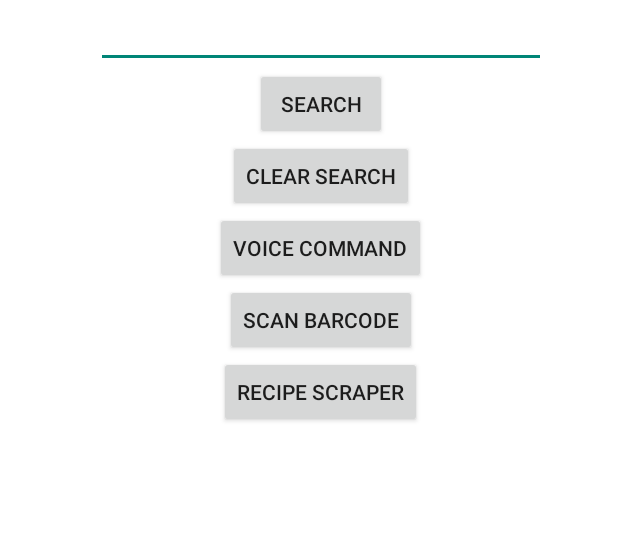
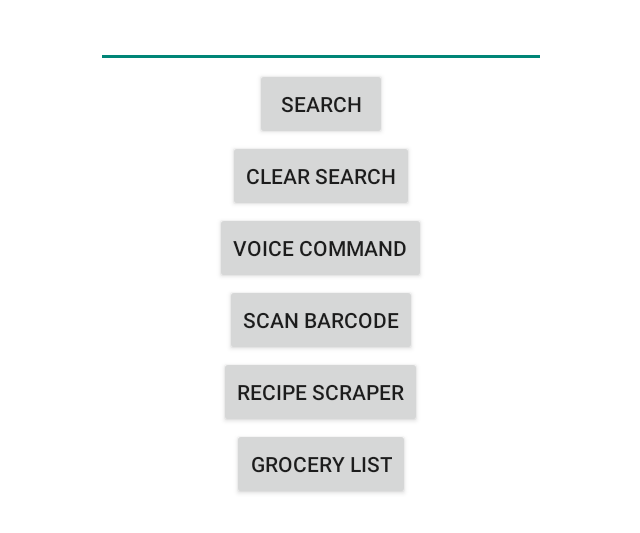
Before and after one commit to JadeByfield89/JumboShrimp, an Android app: the screen it shows after launch (MainActivity), on a phone screen of 824 x 412 dp (held sideways). Shown: the top 533 px of the screen, without its empty margins (297-937 px from the left). Run offline under Robolectric (Android 15) with nearby library versions, the phone set to English and light mode, and no system bars; our stand-ins replace ButterKnife, Volley; libraries missing offline, so code that uses them is left out: com.j256.ormlite; 2 statements that could not run were skipped.

Commit message:
Grocery list persistence working

```diff
--- a/app/src/main/java/com/permoveo/apps/jumboshrimp/activities/MainActivity.java
+++ b/app/src/main/java/com/permoveo/apps/jumboshrimp/activities/MainActivity.java
@@ -7,6 +7,7 @@ import android.util.Log;
 import com.j256.ormlite.dao.Dao;
 import com.permoveo.apps.jumboshrimp.R;
 
+import com.permoveo.apps.jumboshrimp.activities.base.BaseDrawerActivity;
 import com.permoveo.apps.jumboshrimp.database.GroceryDatabaseHelper;
 import com.permoveo.apps.jumboshrimp.fragments.RecipeSearchFragment;
 import com.permoveo.apps.jumboshrimp.fragments.RecipeSearchResultsFragment;
@@ -24,14 +25,14 @@ import com.permoveo.apps.jumboshrimp.web.RecipeScraper;
 /**
  * Created by byfieldj on 4/14/15.
  */
-public class MainActivity extends FragmentActivity implements RecipeSearchFragment.OnRecipesLoadedListener {
+public class MainActivity extends BaseDrawerActivity implements RecipeSearchFragment.OnRecipesLoadedListener {
 
     private RecipeSearchFragment mRecipeSearchFragment;
 
     @Override
     public void onCreate(Bundle savedInstanceState) {
         super.onCreate(savedInstanceState);
-        setContentView(R.layout.activity_main);
+        //setContentView(R.layout.activity_main);
 
 
         mRecipeSearchFragment = new RecipeSearchFragment();
--- /dev/null
+++ b/app/src/main/java/com/permoveo/apps/jumboshrimp/activities/base/BaseDrawerActivity.java
@@ -0,0 +1,19 @@
+package com.permoveo.apps.jumboshrimp.activities.base;
+
+import android.os.Bundle;
+import android.os.PersistableBundle;
+import android.support.v4.app.FragmentActivity;
+
+import com.permoveo.apps.jumboshrimp.R;
+
+/**
+ * Created by byfieldj on 5/14/15.
+ */
+public class BaseDrawerActivity extends FragmentActivity {
+
+    @Override
+    protected void onCreate(Bundle savedInstanceState) {
+        super.onCreate(savedInstanceState);
+        setContentView(R.layout.activity_base);
+    }
+}
--- a/app/src/main/java/com/permoveo/apps/jumboshrimp/database/GroceryDatabaseHelper.java
+++ b/app/src/main/java/com/permoveo/apps/jumboshrimp/database/GroceryDatabaseHelper.java
@@ -30,7 +30,7 @@ public class GroceryDatabaseHelper extends OrmLiteSqliteOpenHelper {
     private static final String DATABASE_NAME = "grocerylist.db";
 
     // any time you make changes to your database objects, you may have to increase the database version
-    private static final int DATABASE_VERSION = 1;
+    private static final int DATABASE_VERSION = 2;
 
     public GroceryDatabaseHelper(Context context) {
         super(context, DATABASE_NAME, null, DATABASE_VERSION);
@@ -57,9 +57,48 @@ public class GroceryDatabaseHelper extends OrmLiteSqliteOpenHelper {
         long millis = System.currentTimeMillis();
         // create some entries in the onCreate
         GroceryItem simple = new GroceryItem("Apple");
+        simple.setQuantity(2);
+        simple.setPrice(2.99);
         dao.create(simple);
+
+
         simple = new GroceryItem("Orange");
+        simple.setQuantity(1);
+        simple.setPrice(1.99);
         dao.create(simple);
+
+
+
+        simple = new GroceryItem("Kiwi");
+        simple.setQuantity(4);
+        simple.setPrice(.99);
+        dao.create(simple);
+
+
+        simple = new GroceryItem("Pineapple");
+        simple.setQuantity(1);
+        simple.setPrice(.94);
+        dao.create(simple);
+
+
+
+        simple = new GroceryItem("Strawberries");
+        simple.setQuantity(4);
+        simple.setPrice(2.99);
+        dao.create(simple);
+
+
+        simple = new GroceryItem("Canteloupe");
+        simple.setQuantity(7);
+        simple.setPrice(5.99);
+        dao.create(simple);
+
+        simple = new GroceryItem("Mango");
+        simple.setQuantity(6);
+        simple.setPrice(3.99);
+        dao.create(simple);
+
+
         Log.i(GroceryDatabaseHelper.class.getName(), "created new entries in onCreate: " + millis);
 
 
--- /dev/null
+++ b/app/src/main/res/layout-land/activity_base.xml
@@ -0,0 +1,30 @@
+<android.support.v4.widget.DrawerLayout xmlns:android="http://schemas.android.com/apk/res/android"
+    xmlns:tools="http://schemas.android.com/tools"
+    android:layout_width="match_parent"
+    android:id="@+id/activity_base"
+    android:background="#fff"
+    android:layout_height="match_parent"
+
+
+    tools:context=".BaseDrawerActivity">
+
+    <!-- The main content view -->
+    <FrameLayout
+        android:id="@+id/content_frame"
+        android:layout_width="match_parent"
+        android:layout_height="match_parent" />
+
+
+    <!-- The navigation drawer -->
+    <ListView
+        android:id="@+id/left_drawer"
+        android:layout_width="240dp"
+        android:layout_height="match_parent"
+        android:layout_gravity="start"
+        android:choiceMode="singleChoice"
+        android:divider="@android:color/transparent"
+        android:dividerHeight="0dp"
+        android:background="#111" />
+
+
+</android.support.v4.widget.DrawerLayout>
--- a/app/src/main/res/layout-land/activity_main.xml
+++ b/app/src/main/res/layout-land/activity_main.xml
@@ -8,23 +8,7 @@
 
     tools:context=".MainActivity">
 
-    <!-- The main content view -->
-    <FrameLayout
-        android:id="@+id/content_frame"
-        android:layout_width="match_parent"
-        android:layout_height="match_parent" />
 
-
-    <!-- The navigation drawer -->
-    <ListView
-        android:id="@+id/left_drawer"
-        android:layout_width="240dp"
-        android:layout_height="match_parent"
-        android:layout_gravity="start"
-        android:choiceMode="singleChoice"
-        android:divider="@android:color/transparent"
-        android:dividerHeight="0dp"
-        android:background="#111" />
 
 
 </android.support.v4.widget.DrawerLayout>
--- a/app/src/main/res/layout-land/fragment_search.xml
+++ b/app/src/main/res/layout-land/fragment_search.xml
@@ -58,7 +58,7 @@
             android:layout_centerHorizontal="true"
             android:layout_width="wrap_content"
             android:layout_height="wrap_content"
-            android:text="@string/scan_barcode"/>
+            android:text="@string/scan_barcode" />
 
         <Button
             android:id="@+id/bRecipeScraper"
@@ -66,7 +66,15 @@
             android:layout_centerHorizontal="true"
             android:layout_width="wrap_content"
             android:layout_height="wrap_content"
-            android:text="@string/recipe_scraper"/>
+            android:text="@string/recipe_scraper" />
+
+        <Button
+            android:id="@+id/bGroceryList"
+            android:layout_below="@id/bRecipeScraper"
+            android:layout_centerHorizontal="true"
+            android:layout_width="wrap_content"
+            android:layout_height="wrap_content"
+            android:text="@string/button_grocery_list" />
 
 
     </RelativeLayout>
--- a/app/src/main/res/values/dimens.xml
+++ b/app/src/main/res/values/dimens.xml
@@ -2,8 +2,12 @@
 <resources>
 
 
-<dimen name="grid_item_recipe_title">18sp</dimen>
+    <dimen name="grid_item_recipe_title">18sp</dimen>
     <!-- Default screen margins, per the Android Design guidelines. -->
     <dimen name="activity_horizontal_margin">16dp</dimen>
     <dimen name="activity_vertical_margin">16dp</dimen>
+
+
+    <!--Grocery List -->
+    <dimen name = "grocery_item_name">18sp</dimen>
 </resources>
--- a/app/src/main/res/values/strings.xml
+++ b/app/src/main/res/values/strings.xml
@@ -1,12 +1,9 @@
 <resources>
     <string name="app_name">JumboShrimp</string>
 
-<!-- TODO: Remove or change this placeholder text -->
+    <!-- TODO: Remove or change this placeholder text -->
     <string name="hello_blank_fragment">Hello blank fragment</string>
-    <string name="recipe_name">Recipe Name</string>
-    <string name="voice_command">Voice Command</string>
-    <string name="scan_barcode">Scan Barcode</string>
-    <string name="recipe_scraper">Recipe Scraper</string>
+
     <string name="title_activity_activity_barcode_scan">ActivityBarcodeScan</string>
     <string name="description">Description</string>
     <string name="ingredients">Ingredients</string>
@@ -16,4 +13,27 @@
     <string name="action_settings">Settings</string>
     <string name="message_progress">Please wait...</string>
     <string name="title_activity_grocery_list">GroceryListActivity</string>
+
+
+
+
+    <!--Grocery List-->
+    <string name="grocery_item_title">Grocery Item Title</string>
+    <string name="grocery_item_price">Price</string>
+    <string name="grocery_item_quantity">Quantity</string>
+
+
+    <!--Button Text -->
+    <string name="recipe_name">Recipe Name</string>
+    <string name="voice_command">Voice Command</string>
+    <string name="scan_barcode">Scan Barcode</string>
+    <string name="recipe_scraper">Recipe Scraper</string>
+    <string name="button_grocery_list">Grocery List</string>
+    <string name ="button_update">Update</string>
+    <string name ="button_add">Add</string>
+    <string name ="button_delete">Delete</string>
+
+
+
+
 </resources>
```
Also changed, not shown: app/src/main/java/com/permoveo/apps/jumboshrimp/activities/GroceryListActivity.java (+39 -2 lines), app/src/main/java/com/permoveo/apps/jumboshrimp/adapters/GroceryListAdapter.java (added, +79 -0 lines), app/src/main/java/com/permoveo/apps/jumboshrimp/fragments/GroceryListFragment.java (+32 -2 lines), app/src/main/java/com/permoveo/apps/jumboshrimp/fragments/RecipeSearchFragment.java (+10 -0 lines), app/src/main/java/com/permoveo/apps/jumboshrimp/model/GroceryItem.java (+14 -7 lines), app/src/main/res/layout-land/fragment_grocery_list.xml (added, +50 -0 lines), app/src/main/res/layout-land/item_grocery_list.xml (added, +70 -0 lines), app/src/main/res/layout/fragment_grocery_list.xml (deleted, +0 -18 lines).
